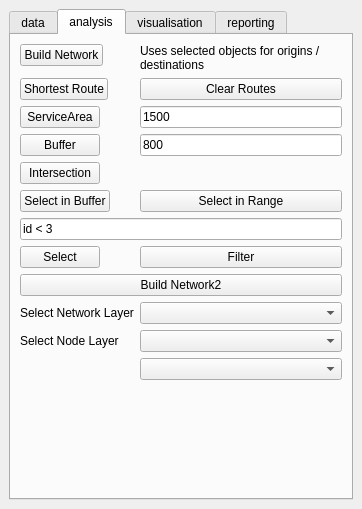
SimonGriffioen/GEO1005, file SpatialDecision/spatial_decision_dockwidget_base.ui: the form before one commit.
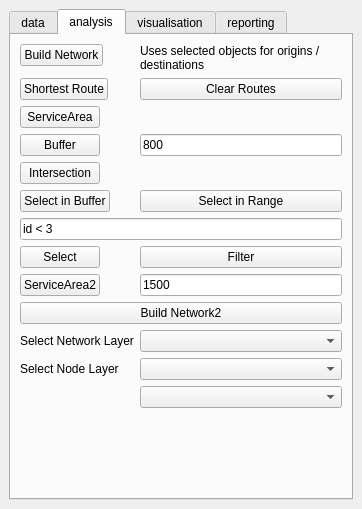
The form after the commit.

Commit message:
service area
service area implementation spatial decision

```diff
--- a/SpatialDecision/spatial_decision_dockwidget_base.ui
+++ b/SpatialDecision/spatial_decision_dockwidget_base.ui
@@ -146,13 +146,6 @@
           </property>
          </widget>
         </item>
-        <item row="3" column="1">
-         <widget class="QLineEdit" name="serviceAreaCutoffEdit">
-          <property name="text">
-           <string>1500</string>
-          </property>
-         </widget>
-        </item>
         <item row="2" column="0">
          <widget class="QPushButton" name="shortestRouteButton">
           <property name="text">
@@ -263,6 +256,20 @@
         <item row="15" column="1">
          <widget class="QComboBox" name="comboBox_3"/>
         </item>
+        <item row="9" column="0">
+         <widget class="QPushButton" name="serviceAreaButton2">
+          <property name="text">
+           <string>ServiceArea2</string>
+          </property>
+         </widget>
+        </item>
+        <item row="9" column="1">
+         <widget class="QLineEdit" name="serviceAreaCutoffEdit">
+          <property name="text">
+           <string>1500</string>
+          </property>
+         </widget>
+        </item>
        </layout>
       </widget>
       <widget class="QWidget" name="tab">
```
The commit also changes 2 other files.
